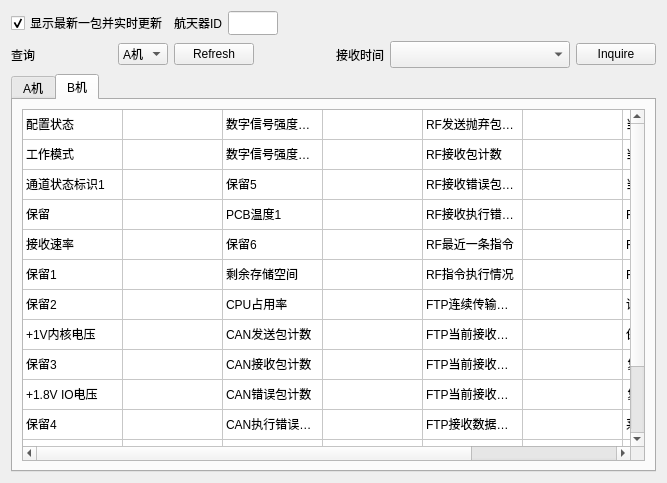
This is ui/status.ui in ArtisticZhao/file_sender_to_GNURadio as Qt 5 draws it before an edit. The edited form follows.
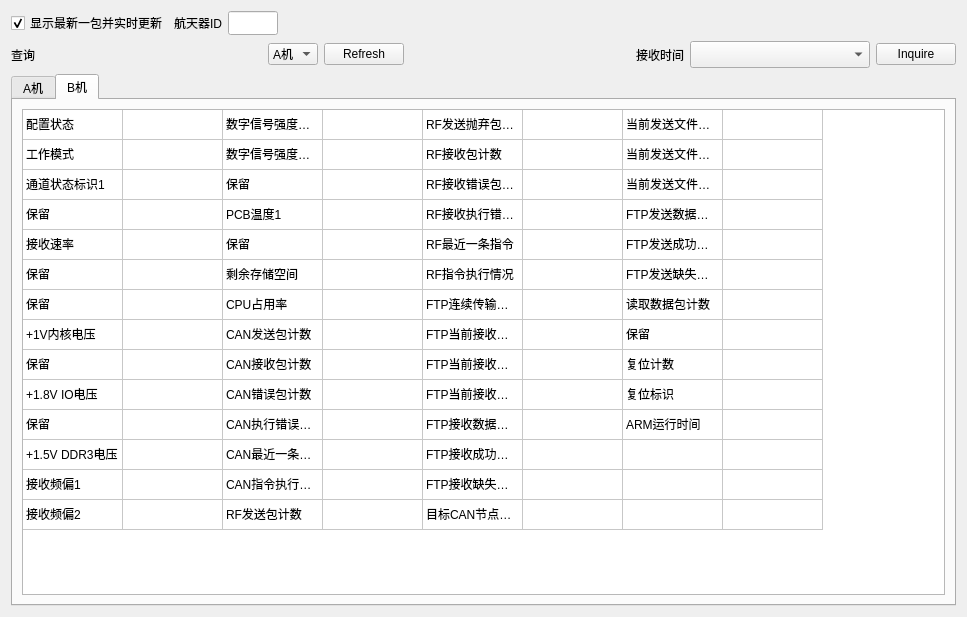
This is the edited form. The open tabs and pages were chosen to show the change.

```diff
--- a/ui/status.ui
+++ b/ui/status.ui
@@ -6,8 +6,8 @@
    <rect>
     <x>0</x>
     <y>0</y>
-    <width>667</width>
-    <height>483</height>
+    <width>967</width>
+    <height>617</height>
    </rect>
   </property>
   <property name="windowTitle">
@@ -761,7 +761,7 @@
          </item>
          <item row="2" column="2">
           <property name="text">
-           <string>保留5</string>
+           <string>保留</string>
           </property>
          </item>
          <item row="2" column="4">
@@ -801,7 +801,7 @@
          </item>
          <item row="4" column="2">
           <property name="text">
-           <string>保留6</string>
+           <string>保留</string>
           </property>
          </item>
          <item row="4" column="4">
@@ -816,7 +816,7 @@
          </item>
          <item row="5" column="0">
           <property name="text">
-           <string>保留1</string>
+           <string>保留</string>
           </property>
          </item>
          <item row="5" column="2">
@@ -836,7 +836,7 @@
          </item>
          <item row="6" column="0">
           <property name="text">
-           <string>保留2</string>
+           <string>保留</string>
           </property>
          </item>
          <item row="6" column="2">
@@ -886,7 +886,7 @@
          </item>
          <item row="8" column="0">
           <property name="text">
-           <string>保留3</string>
+           <string>保留</string>
           </property>
          </item>
          <item row="8" column="2">
@@ -926,7 +926,7 @@
          </item>
          <item row="10" column="0">
           <property name="text">
-           <string>保留4</string>
+           <string>保留</string>
           </property>
          </item>
          <item row="10" column="2">
@@ -941,7 +941,7 @@
          </item>
          <item row="10" column="6">
           <property name="text">
-           <string>系统状态标识</string>
+           <string>ARM运行时间</string>
           </property>
          </item>
          <item row="11" column="0">
@@ -961,7 +961,7 @@
          </item>
          <item row="11" column="6">
           <property name="text">
-           <string>ARM运行时间</string>
+           <string/>
           </property>
          </item>
          <item row="12" column="0">
```
Left out of the diff: 2 changed lines with no effect on the pictures.
